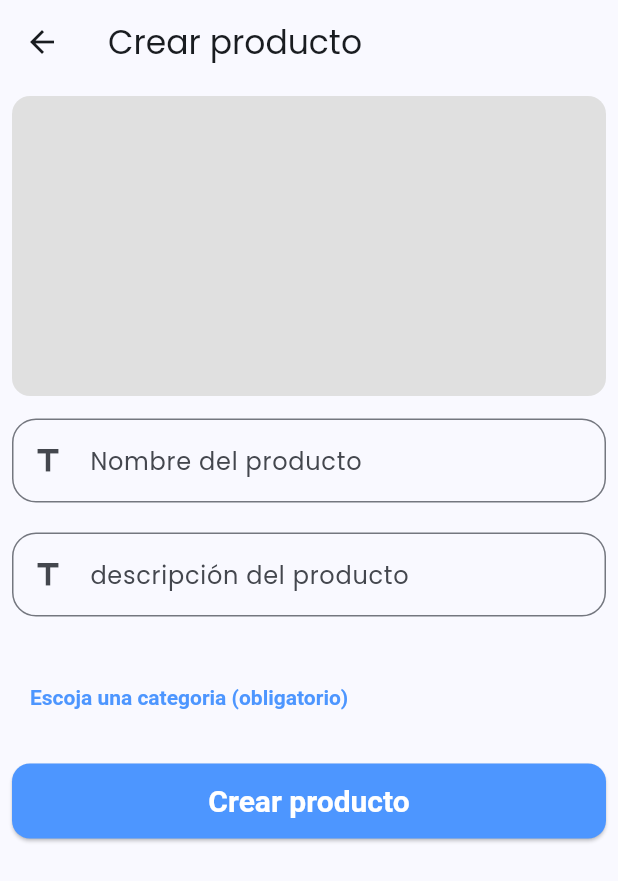
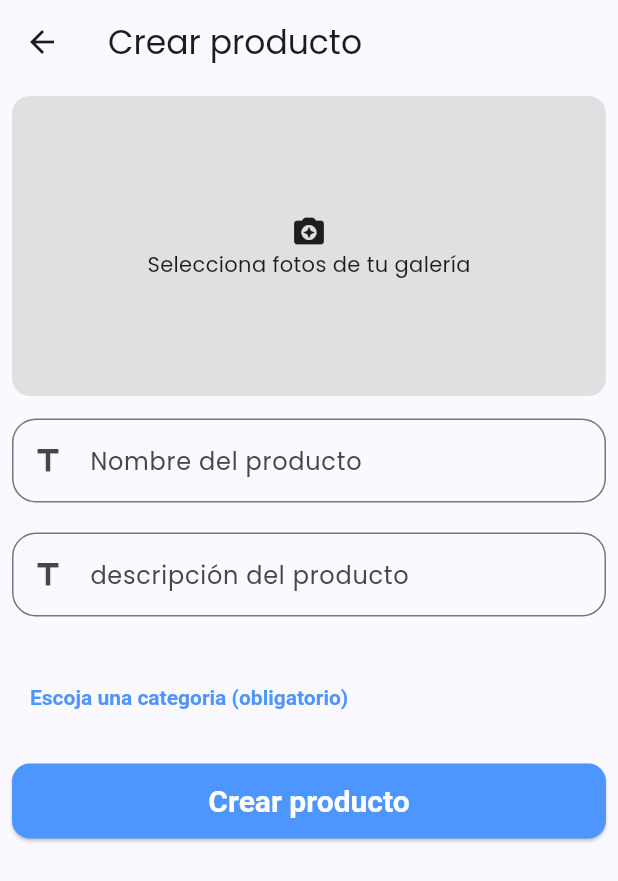
Before and after one commit to Danny-Quezada/DANVENTORY, a Flutter app: the ProductPage screen opened directly, on a phone screen of 412 x 824 dp. Shown: the top 881 px of the screen. Run offline on Flutter 3.47's test engine with Material 3 defaults, Android fonts, the phone set to English and light mode, and no system bars; our stand-ins replace cached_network_image, calendar_date_picker2, datetime_picker_formfield_new, firebase_auth, firebase_core, flutter_carousel_widget and 6 more; missing offline and left inert: flutter_skeleton_ui; accounts and stored records are empty; network calls fail.

Commit message:
Adding columns with Icon Camera and text

```diff
--- a/lib/ui/pages/product_page.dart
+++ b/lib/ui/pages/product_page.dart
@@ -280,6 +280,13 @@ class ImagePickerSelector extends StatelessWidget {
                       color: Colors.grey.shade300,
                       borderRadius:
                           const BorderRadius.all(Radius.circular(12))),
+                  child: const Center(
+                      child: Column(
+                          mainAxisAlignment: MainAxisAlignment.center,
+                          children: [
+                        Icon(Icons.camera_enhance_rounded),
+                        Text("Selecciona fotos de tu galería")
+                      ])),
                 ),
               );
             },
```
